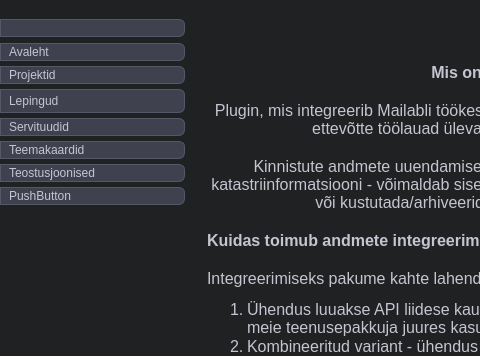
Qt form mailabl-qgis/Mailabl_dialog_base.ui (TuloliKalver/mailabl-qgis) before a commit; both pictures show x 0 to 480 and y 0 to 356 of the 1136 by 853 pixel window.
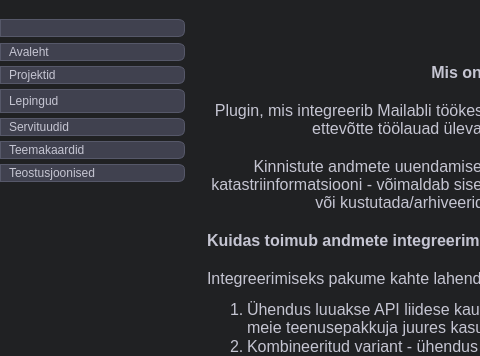
The same form after that commit. Icons and pictures are not drawn.

Commit message: remove non needed button

```diff
--- a/mailabl-qgis/Mailabl_dialog_base.ui
+++ b/mailabl-qgis/Mailabl_dialog_base.ui
@@ -578,13 +578,6 @@
               </property>
              </widget>
             </item>
-            <item>
-             <widget class="QPushButton" name="Tester">
-              <property name="text">
-               <string>PushButton</string>
-              </property>
-             </widget>
-            </item>
             <item>
              <spacer name="verticalSpacer_3">
               <property name="orientation">
```
The commit also changes 6 other files.
